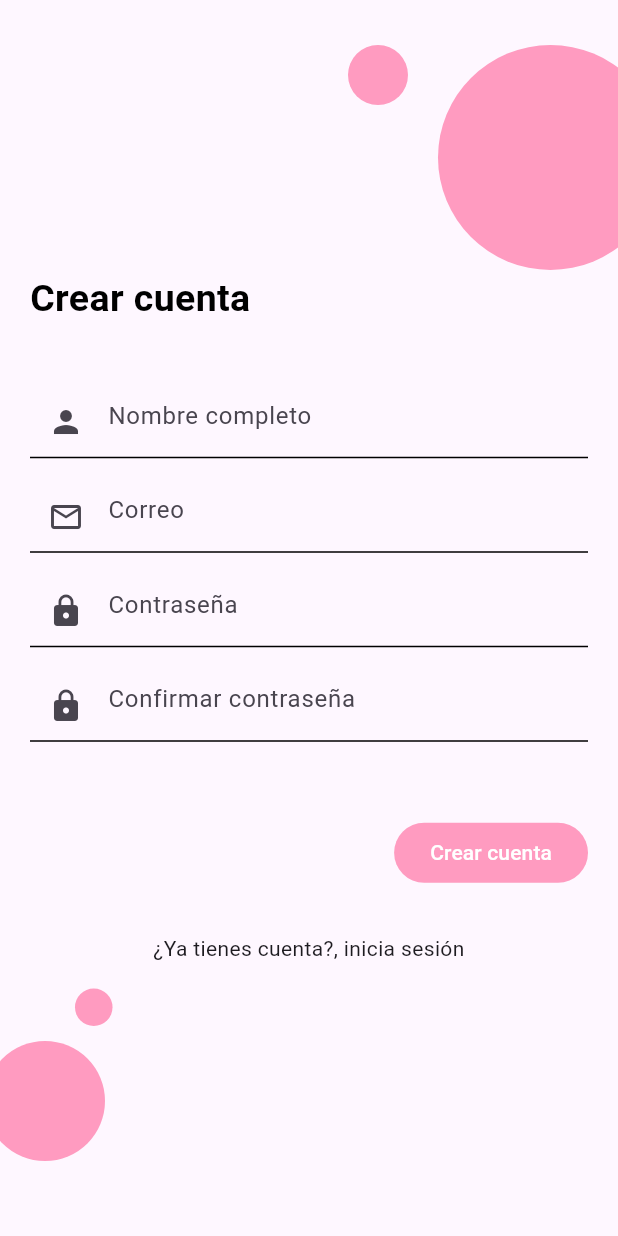
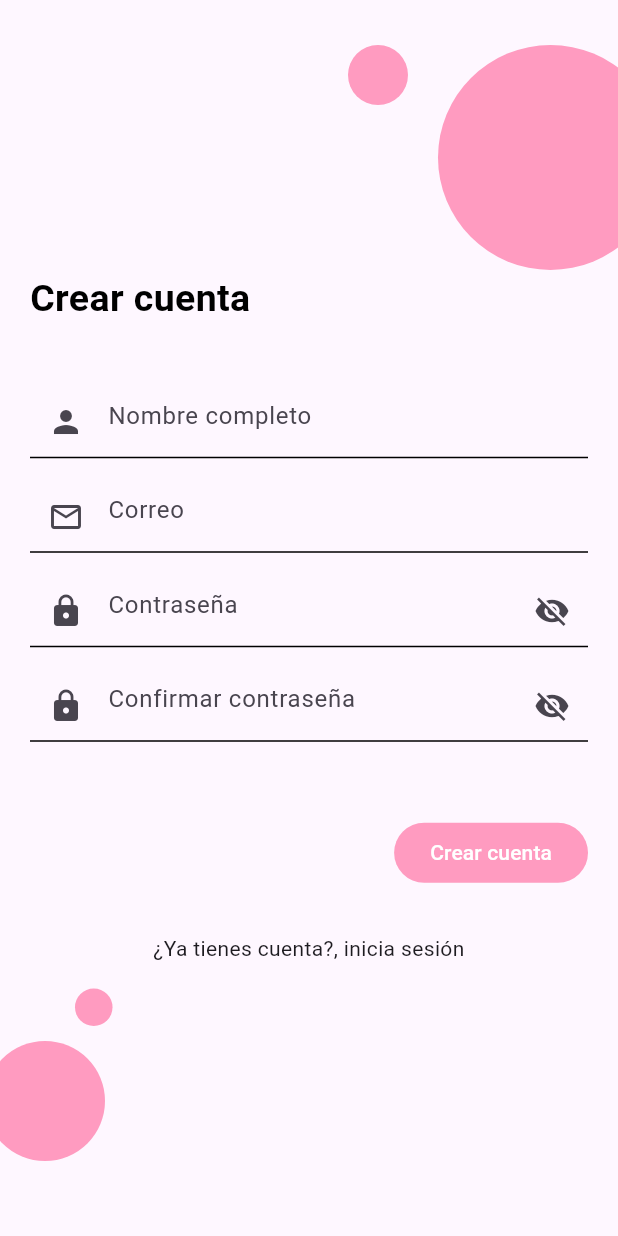
Before and after one commit to Angel1404/flutter-basico-UniColombo, a Flutter app: the RegisterView screen opened by its route, on a phone screen of 412 x 824 dp. Run offline on Flutter 3.47's test engine with Material 3 defaults, Android fonts, the light colour scheme and no system bars; our stand-ins replace cloud_firestore, device_preview, firebase_auth, firebase_core; accounts and stored records are empty; network calls fail.

Commit message:
Autenticacion de registro, logramos obtener los datos del user en el home, y visibilizar la contra en el registro, tarea hacerlo en el login

```diff
--- a/lib/data/models/base_response.dart
+++ b/lib/data/models/base_response.dart
@@ -1,9 +1,9 @@
-class BaseResponse {
+class BaseResponse<T> {
   final String? errorMessage;
   final bool isError;
-  final dynamic data;
+  final T? data;
 
   BaseResponse({this.errorMessage, this.isError = false, this.data});
 
-  static BaseResponse errorString(String error) => BaseResponse(errorMessage: error, isError: true);
+  static errorString(String error) => BaseResponse(errorMessage: error, isError: true);
 }
--- a/lib/ui/pages/register/views/register_view.dart
+++ b/lib/ui/pages/register/views/register_view.dart
@@ -1,6 +1,7 @@
 import 'package:flutter/material.dart';
 import 'package:flutter_basico_uni/ui/pages/register/register_controller.dart';
 
+import '../../../global_widgets/dialog.dart';
 import '../../../global_widgets/global_widgets.dart';
 
 class RegisterView extends StatefulWidget {
@@ -14,20 +15,61 @@ class _RegisterViewState extends State<RegisterView> {
   final controller = RegisterController();
 
   //Crear los controller de los inputs de Fullname, email, password y confirmar password
+  late final TextEditingController _emailController;
+  late final TextEditingController _fullNameController;
+  late final TextEditingController _passwordController;
+  late final TextEditingController _confirmPasswordController;
 
   //Crear el metodo initState para asignarle el valor a los controller de los inputs
-
   //TODO: tomar de ejemplo lo que se hizo con la pantalla de login
+  @override
+  void initState() {
+    super.initState();
+    _emailController = TextEditingController();
+    _fullNameController = TextEditingController();
+    _passwordController = TextEditingController();
+    _confirmPasswordController = TextEditingController();
+  }
 
   register() async {
     //Colocar el dialogo de carga
-    final response = await controller.register(email, fullName, password, confimPassword);
+    loadingDialog(context);
+
+    final response = await controller.register(
+      _emailController.text,
+      _fullNameController.text,
+      _passwordController.text,
+      _confirmPasswordController.text,
+    );
     //Cerrar el dialogo de carga
+    if (mounted) {
+      Navigator.pop(context);
+    }
 
     //Validar que el response no tenga error con el atriuto response.isError
     //Si hay error mostrar el snackbar que esta en la pantalla de login con el error
     //si no hay error navegar a la pantalla de Home
+    if (response.isError && mounted) {
+      ScaffoldMessenger.of(context).showSnackBar(
+        SnackBar(
+          backgroundColor: Colors.red,
+          behavior: SnackBarBehavior.floating,
+          content: Column(
+            children: [
+              const Text("A ocurrido un error"),
+              Text("El error es:  ${response.errorMessage}"),
+            ],
+          ),
+        ),
+      );
+      return;
+    }
+    if (mounted) {
+      Navigator.pushReplacementNamed(context, "/homeView", arguments: response.data);
+    }
   }
+
+  bool isOscureText = true;
 
   @override
   Widget build(BuildContext context) {
@@ -62,20 +104,31 @@ class _RegisterViewState extends State<RegisterView> {
                     ),
                   ),
                   const SizedBox(height: 40),
-                  const InputGenery(hintText: "Nombre completo", prefixIcon: Icon(Icons.person)),
+                  InputGenery(
+                    hintText: "Nombre completo",
+                    prefixIcon: const Icon(Icons.person),
+                    controller: _fullNameController,
+                  ),
                   const SizedBox(height: 15),
-                  const InputGenery(),
+                  InputGenery(controller: _emailController),
                   const SizedBox(height: 15),
-                  const InputGenery(hintText: "Contraseña", prefixIcon: Icon(Icons.lock)),
+                  InputGenery(
+                    obscureText: isOscureText,
+                    hintText: "Contraseña",
+                    prefixIcon: const Icon(Icons.lock),
+                    controller: _passwordController,
+                    suffix: _visiilityPassword(),
+                  ),
                   const SizedBox(height: 15),
-                  const InputGenery(hintText: "Confirmar contraseña", prefixIcon: Icon(Icons.lock)),
+                  InputGenery(
+                    obscureText: isOscureText,
+                    hintText: "Confirmar contraseña",
+                    prefixIcon: const Icon(Icons.lock),
+                    controller: _confirmPasswordController,
+                    suffix: _visiilityPassword(),
+                  ),
                   const SizedBox(height: 50),
-                  BtnApp(
-                    title: "Crear cuenta",
-                    onPressed: () {
-                      Navigator.pushNamed(context, "/registerView");
-                    },
-                  ),
+                  BtnApp(title: "Crear cuenta", onPressed: register),
                   const SizedBox(height: 30),
                   InkWell(
                     onTap: () {
@@ -97,4 +150,14 @@ class _RegisterViewState extends State<RegisterView> {
       ),
     );
   }
+
+  Widget _visiilityPassword() {
+    return InkWell(
+      onTap: () {
+        isOscureText = !isOscureText;
+        setState(() {});
+      },
+      child: Icon(isOscureText ? Icons.visibility_off : Icons.visibility),
+    );
+  }
 }
```
Also changed, not shown: lib/data/services/user_services.dart (+12 -4 lines), lib/ui/pages/home/home_controller.dart (added, +20 -0 lines), lib/ui/pages/home/views/home_view.dart (+33 -1 lines), lib/ui/pages/login/login_controller.dart (+6 -4 lines), lib/ui/pages/login/views/login_view.dart (+6 -3 lines), lib/ui/pages/register/register_controller.dart (+19 -7 lines).
